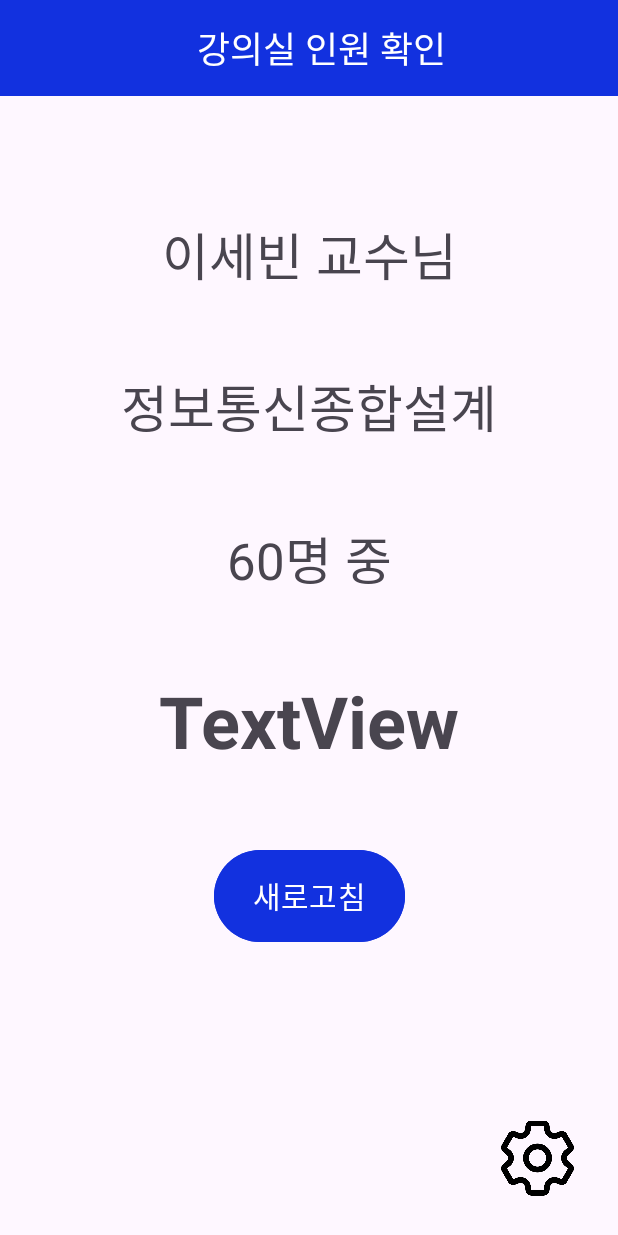
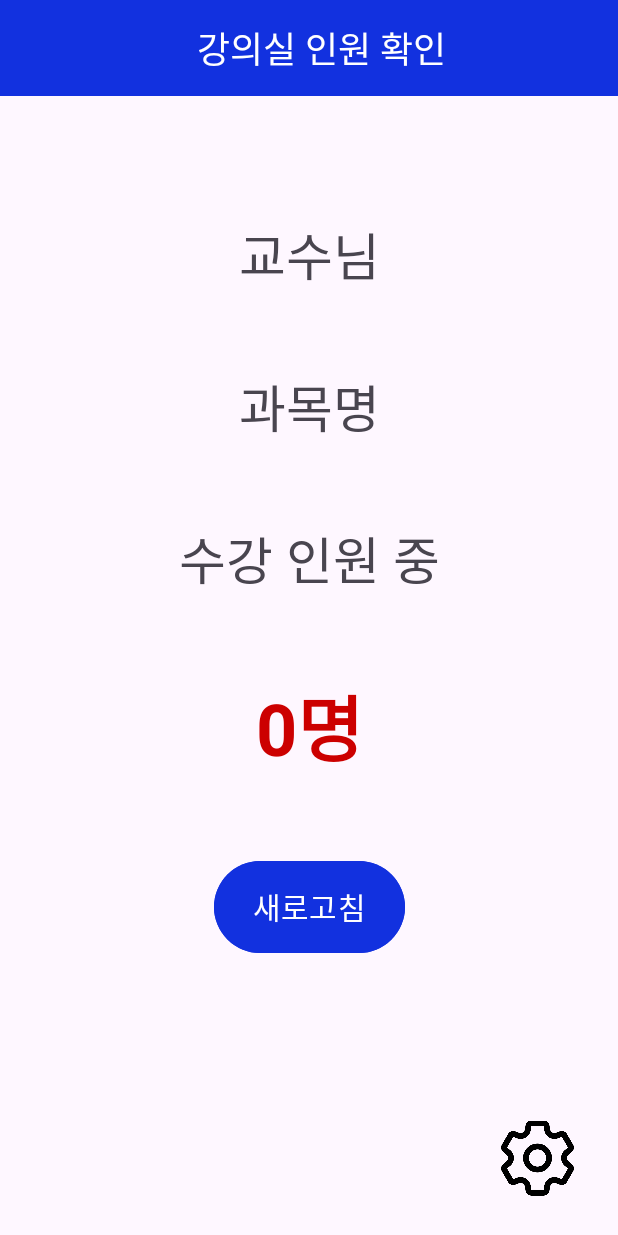
Before and after one commit to ssbinnn/class_room, an Android app: the screen it shows after launch (MainActivity), on a phone screen of 412 x 824 dp. Run offline under Robolectric (Android 15) with nearby library versions, the phone set to English and light mode, and no system bars.

Commit message:
feat : 소켓 통신 구현

```diff
--- a/app/build.gradle
+++ b/app/build.gradle
@@ -36,4 +36,6 @@ dependencies {
     testImplementation 'junit:junit:4.13.2'
     androidTestImplementation 'androidx.test.ext:junit:1.1.5'
     androidTestImplementation 'androidx.test.espresso:espresso-core:3.5.1'
+
+    implementation('io.socket:socket.io-client:1.0.1')
 }
--- a/app/src/main/AndroidManifest.xml
+++ b/app/src/main/AndroidManifest.xml
@@ -23,4 +23,5 @@
         </activity>
     </application>
 
+    <uses-permission android:name="android.permission.INTERNET" />
 </manifest>
--- a/app/src/main/java/com/example/class_room/MainActivity.java
+++ b/app/src/main/java/com/example/class_room/MainActivity.java
@@ -1,14 +1,117 @@
 package com.example.class_room;
+
+import android.os.Bundle;
+import android.os.Handler;
+import android.os.Looper;
+import android.util.Log;
+import android.view.View;
+import android.widget.Button;
+import android.widget.TextView;
+import android.widget.Toast;
 
 import androidx.appcompat.app.AppCompatActivity;
 
-import android.os.Bundle;
+import java.io.BufferedReader;
+import java.io.IOException;
+import java.io.InputStreamReader;
+import java.io.PrintWriter;
+import java.net.Socket;
 
 public class MainActivity extends AppCompatActivity {
+    private Handler mHandler;
+    private TextView mTextView_number; // 현재 강의실 인원
+    private TextView mTextView_professor; // 교수님 명
+    private TextView mTextView_class; // 과목 명
+    private TextView mTextView_classNum; // 수강 인원
+    private CommunicationRunnable comRunnable;
 
     @Override
     protected void onCreate(Bundle savedInstanceState) {
         super.onCreate(savedInstanceState);
         setContentView(R.layout.activity_main);
+
+        mHandler = new Handler(Looper.getMainLooper());
+        mTextView_number = (TextView)findViewById(R.id.textView_number);
+        mTextView_class = (TextView)findViewById(R.id.textView_class);
+        mTextView_classNum = (TextView)findViewById(R.id.textView_classNum);
+        mTextView_professor = (TextView)findViewById(R.id.textView_professor);
+
+        try {
+            comRunnable = new CommunicationRunnable(mHandler);
+            new Thread(comRunnable).start(); // 스레드
+        } catch (IOException e) {
+            e.printStackTrace();
+        }
+
+        Button refreshButton = (Button) findViewById(R.id.button_refresh);
+        refreshButton.setOnClickListener(new View.OnClickListener() {
+            @Override
+            public void onClick(View v) { // 버튼 클릭 시
+                if (comRunnable != null) {
+                    comRunnable.sendRefresh();
+                } else {
+                    // comRunnable 객체가 Null인 경우에 대한 처리
+                    Toast.makeText(MainActivity.this, "서버와의 연결이 준비되지 않았습니다.", Toast.LENGTH_SHORT).show();
+                }
+            }
+        });
     }
+
+    class CommunicationRunnable implements Runnable {
+        private Socket socket;
+        private BufferedReader in;
+        private PrintWriter out;
+        private Handler mHandler;
+
+        public CommunicationRunnable(Handler handler) throws IOException {
+
+            this.mHandler = handler;
+        }
+
+        public void sendRefresh() {
+            new Thread(new Runnable() {
+                @Override
+                public void run() {
+                    out.println("1234");
+                }
+            }).start();
+        }
+
+        @Override
+        public void run() {
+            try {
+                this.socket = new Socket("165.229.229.47", 5000);
+                this.in = new BufferedReader(new InputStreamReader(socket.getInputStream()));
+                this.out = new PrintWriter(socket.getOutputStream(), true);
+
+                while (true) {
+                    if (in.ready()) {  // 서버로부터 데이터가 온 경우
+                        final String data = in.readLine();
+                        Log.d("ArrayValue", data);
+
+                        final String[] getData = data.split(",");  // 쉼표를 기준으로 데이터 분리
+
+                        for (int i = 0; i < getData.length; i++) {
+                            Log.d("ArrayValue", "getData[" + i + "]: " + getData[i]);
+                        }
+
+                        mHandler.post(new Runnable() {
+                            @Override
+                            public void run() {
+                                mTextView_professor.setText(getData[1] + " 교수님");
+                                mTextView_class.setText(getData[2]);
+                                mTextView_classNum.setText(getData[3] + "명 중");
+                                mTextView_number.setText(getData[4] + "명");
+                            }
+                        });
+                    }
+                }
+
+            } catch (IOException e) {
+                e.printStackTrace();
+            }
+        }
+    }
+
+
 }
--- a/app/src/main/res/layout/activity_main.xml
+++ b/app/src/main/res/layout/activity_main.xml
@@ -25,52 +25,54 @@
     </androidx.appcompat.widget.Toolbar>
 
     <TextView
-        android:id="@+id/textView2"
+        android:id="@+id/textView_professor"
         android:layout_width="wrap_content"
         android:layout_height="wrap_content"
         android:layout_marginTop="80dp"
-        android:text="이세빈 교수님"
+        android:text="교수님"
         android:textSize="34sp"
         app:layout_constraintEnd_toEndOf="parent"
         app:layout_constraintStart_toStartOf="parent"
         app:layout_constraintTop_toBottomOf="@+id/custom_toolbar" />
 
     <TextView
-        android:id="@+id/textView"
+        android:id="@+id/textView_class"
         android:layout_width="wrap_content"
         android:layout_height="wrap_content"
         android:layout_marginTop="50dp"
-        android:text="정보통신종합설계"
+        android:text="과목명"
         android:textSize="34sp"
         app:layout_constraintEnd_toEndOf="parent"
         app:layout_constraintStart_toStartOf="parent"
-        app:layout_constraintTop_toBottomOf="@+id/textView2" />
+        app:layout_constraintTop_toBottomOf="@+id/textView_professor" />
 
     <TextView
-        android:id="@+id/textView3"
+        android:id="@+id/textView_classNum"
         android:layout_width="wrap_content"
         android:layout_height="wrap_content"
         android:layout_marginTop="50dp"
-        android:text="60명 중"
+        android:text="수강 인원 중"
         android:textSize="34sp"
         app:layout_constraintEnd_toEndOf="parent"
         app:layout_constraintStart_toStartOf="parent"
-        app:layout_constraintTop_toBottomOf="@+id/textView" />
+        app:layout_constraintTop_toBottomOf="@+id/textView_class" />
 
     <TextView
-        android:id="@+id/textView5"
+        android:id="@+id/textView_number"
         android:layout_width="wrap_content"
         android:layout_height="wrap_content"
         android:layout_marginTop="50dp"
-        android:text="TextView"
+        android:text="0명"
         android:textSize="48sp"
         android:textStyle="bold"
         app:layout_constraintEnd_toEndOf="parent"
         app:layout_constraintStart_toStartOf="parent"
-        app:layout_constraintTop_toBottomOf="@+id/textView3" />
+        app:layout_constraintTop_toBottomOf="@+id/textView_classNum"
+        android:textColor="@android:color/holo_red_dark"
+        />
 
     <Button
-        android:id="@+id/button"
+        android:id="@+id/button_refresh"
         android:layout_width="127dp"
         android:layout_height="69dp"
         android:layout_marginTop="50dp"
@@ -78,7 +80,7 @@
         android:textSize="20sp"
         app:layout_constraintEnd_toEndOf="parent"
         app:layout_constraintStart_toStartOf="parent"
-        app:layout_constraintTop_toBottomOf="@+id/textView5"
+        app:layout_constraintTop_toBottomOf="@+id/textView_number"
         android:backgroundTint="@color/YU"/>
 
     <ImageButton
```
